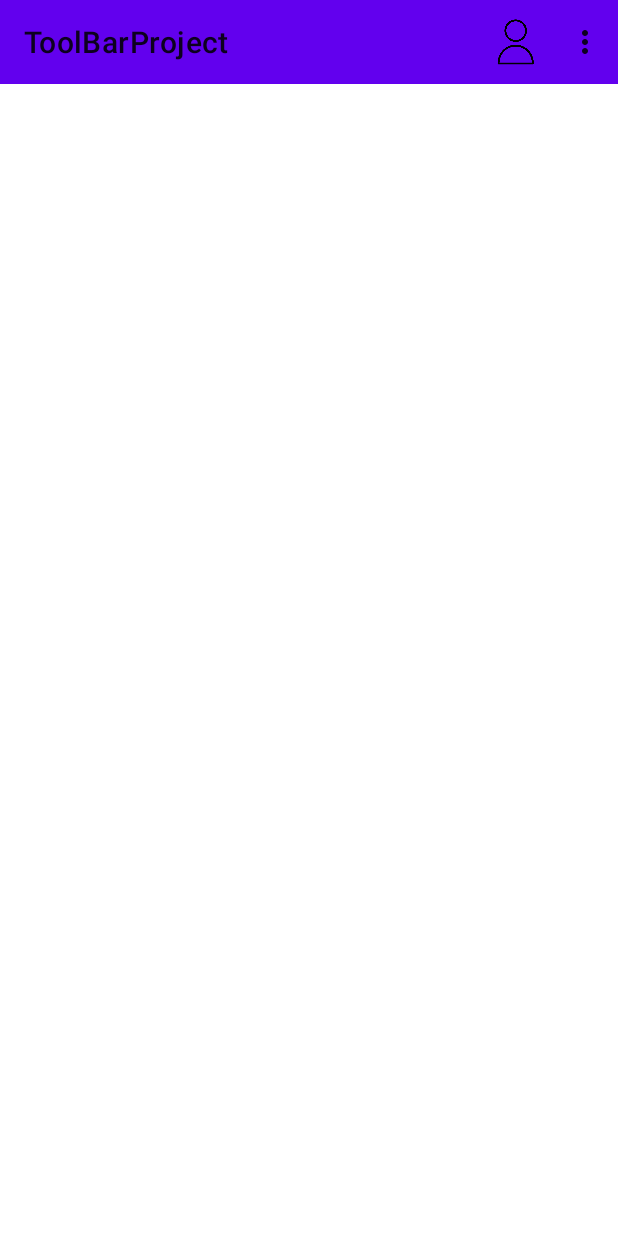
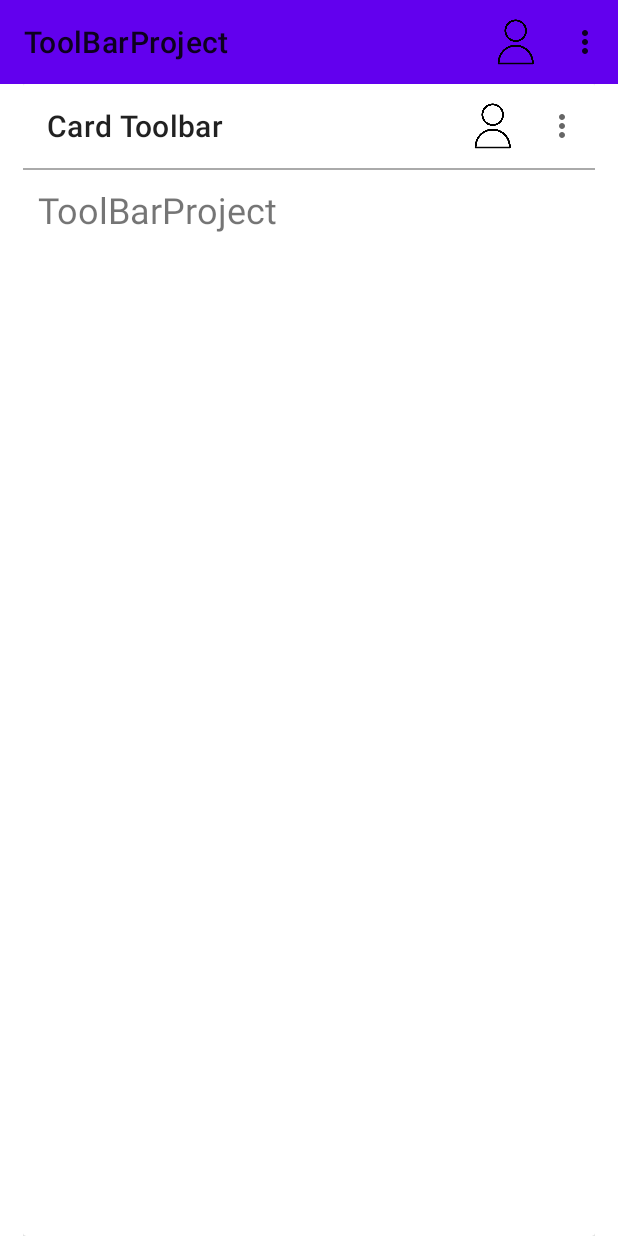
Before and after one commit to acunidev/Toolbar_M7, an Android app: the screen it shows after launch (MainActivity), on a phone screen of 412 x 824 dp. Run offline under Robolectric (Android 15) with nearby library versions, the phone set to English and light mode, and no system bars.

Commit message:
toolbar added

```diff
--- a/app/src/main/java/com/example/toolbarproject/MainActivity.java
+++ b/app/src/main/java/com/example/toolbarproject/MainActivity.java
@@ -44,5 +44,18 @@ public class MainActivity extends AppCompatActivity {
   private void initItems() {
     toolbar1 = findViewById(R.id.toolbar1);
     setSupportActionBar(toolbar1);
+
+    Toolbar toolbar = (Toolbar) findViewById(R.id.card_toolbar);
+    toolbar.setTitle("Card Toolbar");
+    if (toolbar != null) {
+//       inflate your menu
+      toolbar.inflateMenu(R.menu.menutoolbar);
+      toolbar.setOnMenuItemClickListener(new Toolbar.OnMenuItemClickListener() {
+        @Override
+        public boolean onMenuItemClick(MenuItem menuItem) {
+          return true;
+        }
+      });
+    }
   }
 }
--- a/app/src/main/res/layout/activity_main.xml
+++ b/app/src/main/res/layout/activity_main.xml
@@ -1,6 +1,5 @@
 <?xml version="1.0" encoding="utf-8"?>
 <LinearLayout xmlns:android="http://schemas.android.com/apk/res/android"
-  xmlns:app="http://schemas.android.com/apk/res-auto"
   xmlns:tools="http://schemas.android.com/tools"
   android:layout_width="match_parent"
   android:layout_height="match_parent"
@@ -15,4 +14,43 @@
     android:minHeight="?attr/actionBarSize"
     android:theme="?attr/actionBarTheme" />
 
+
+  <LinearLayout
+    android:layout_width="match_parent"
+    android:layout_height="match_parent"
+    android:layout_below="@+id/toolbar_main"
+    android:layout_marginLeft="15dp"
+    android:layout_marginRight="15dp"
+    android:orientation="vertical">
+
+    <androidx.cardview.widget.CardView
+      android:layout_width="match_parent"
+      android:layout_height="match_parent">
+
+      <LinearLayout
+        android:layout_width="match_parent"
+        android:layout_height="match_parent"
+        android:orientation="vertical">
+
+        <androidx.appcompat.widget.Toolbar
+          android:id="@+id/card_toolbar"
+          android:layout_width="match_parent"
+          android:layout_height="wrap_content"
+          android:background="@android:color/white" />
+
+        <View
+          android:layout_width="match_parent"
+          android:layout_height="1dp"
+          android:background="@android:color/darker_gray" />
+
+        <TextView
+          android:layout_width="match_parent"
+          android:layout_height="wrap_content"
+          android:layout_margin="10dp"
+          android:text="@string/app_name"
+          android:textSize="24sp" />
+      </LinearLayout>
+    </androidx.cardview.widget.CardView>
+  </LinearLayout>
+
 </LinearLayout>
```
